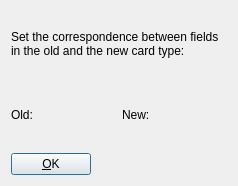
The window that mnemosyne/mnemosyne/pyqt_ui/convert_card_type_fields_dlg.ui (vasvlad/pomni) describes before a commit, drawn with Qt 5.
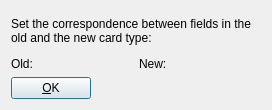
The same window after the commit.

Commit message: More card type changing work.

Patch:
```diff
--- a/mnemosyne/mnemosyne/pyqt_ui/convert_card_type_fields_dlg.ui
+++ b/mnemosyne/mnemosyne/pyqt_ui/convert_card_type_fields_dlg.ui
@@ -5,8 +5,8 @@
    <rect>
     <x>0</x>
     <y>0</y>
-    <width>238</width>
-    <height>186</height>
+    <width>260</width>
+    <height>105</height>
    </rect>
   </property>
   <property name="windowTitle" >
@@ -17,6 +17,12 @@
     <layout class="QVBoxLayout" name="verticalLayout" >
      <item>
       <widget class="QLabel" name="label_2" >
+       <property name="minimumSize" >
+        <size>
+         <width>250</width>
+         <height>40</height>
+        </size>
+       </property>
        <property name="text" >
         <string>Set the correspondence between fields in the old and the new card type:</string>
        </property>
```
The commit also changes 6 other files.
